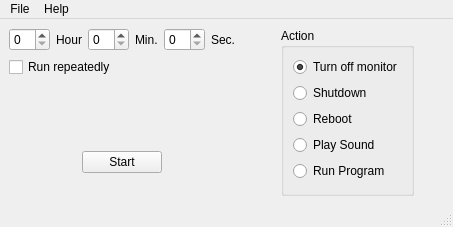
Qt form hmtimer/mainwindow.ui (cges30901/hmtimer) before a commit.
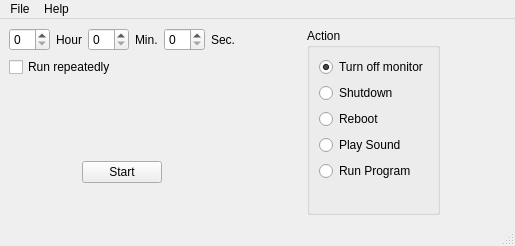
The same form after that commit. Icons and pictures are not drawn.

Commit message: start or stop timer by pressing Enter or Return key

The edit to the form file:
```diff
--- a/hmtimer/mainwindow.ui
+++ b/hmtimer/mainwindow.ui
@@ -6,8 +6,8 @@
    <rect>
     <x>0</x>
     <y>0</y>
-    <width>453</width>
-    <height>227</height>
+    <width>515</width>
+    <height>246</height>
    </rect>
   </property>
   <property name="windowTitle">
@@ -237,8 +237,8 @@
     <rect>
      <x>0</x>
      <y>0</y>
-     <width>453</width>
-     <height>21</height>
+     <width>515</width>
+     <height>24</height>
     </rect>
    </property>
    <widget class="QMenu" name="menuHelp">
```
The commit also changes 2 other files.
